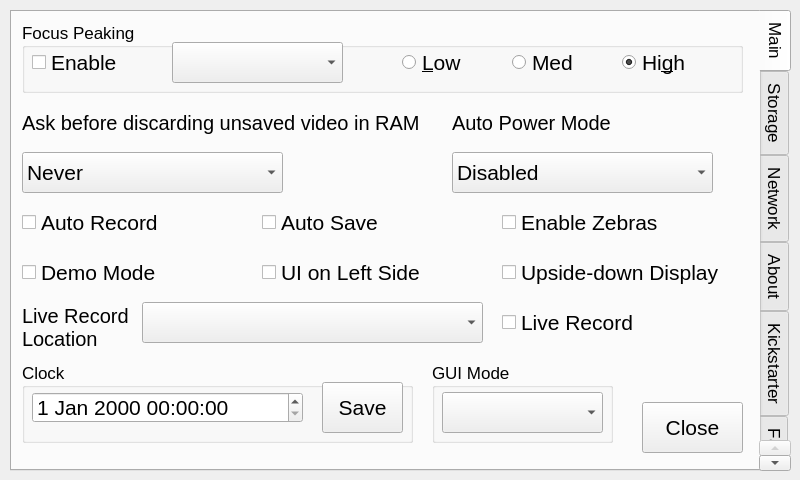
The window that src/utilwindow.ui (krontech/chronos-cam-app) describes before a commit, drawn with Qt 5.
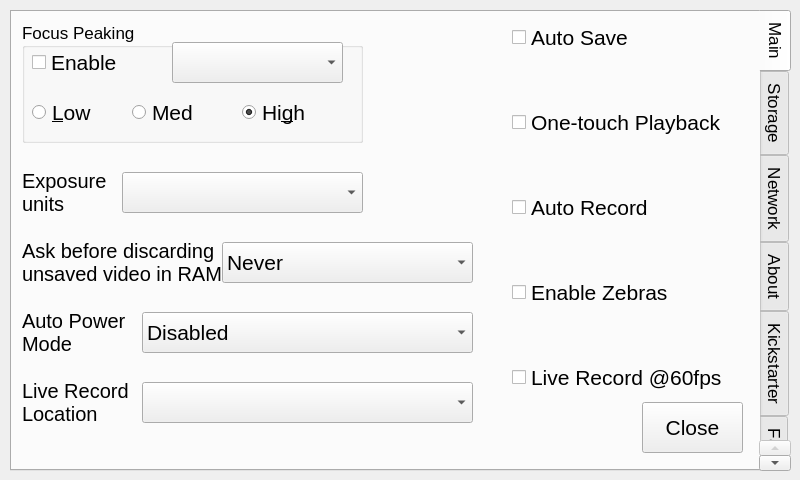
The same window after the commit. The open tabs and pages were chosen to show the change. Custom widgets are drawn as their Qt base class.

Commit message: Movement of utilities & Exposure Format Selector

```diff
--- a/src/utilwindow.ui
+++ b/src/utilwindow.ui
@@ -37,7 +37,7 @@
     <enum>QTabWidget::East</enum>
    </property>
    <property name="currentIndex">
-    <number>1</number>
+    <number>0</number>
    </property>
    <widget class="QWidget" name="tabMain">
     <property name="styleSheet">
@@ -46,59 +46,6 @@
     <attribute name="title">
      <string>Main</string>
     </attribute>
-    <widget class="QGroupBox" name="groupBoxClock">
-     <property name="geometry">
-      <rect>
-       <x>10</x>
-       <y>350</y>
-       <width>391</width>
-       <height>81</height>
-      </rect>
-     </property>
-     <property name="title">
-      <string>Clock</string>
-     </property>
-     <widget class="QDateTimeEdit" name="dateTimeEdit">
-      <property name="geometry">
-       <rect>
-        <x>10</x>
-        <y>30</y>
-        <width>271</width>
-        <height>31</height>
-       </rect>
-      </property>
-      <property name="font">
-       <font>
-        <pointsize>16</pointsize>
-        <weight>50</weight>
-        <bold>false</bold>
-       </font>
-      </property>
-      <property name="displayFormat">
-       <string>d MMM yyyy hh:mm:ss</string>
-      </property>
-     </widget>
-     <widget class="QPushButton" name="cmdSetClock">
-      <property name="geometry">
-       <rect>
-        <x>300</x>
-        <y>20</y>
-        <width>81</width>
-        <height>51</height>
-       </rect>
-      </property>
-      <property name="font">
-       <font>
-        <pointsize>16</pointsize>
-        <weight>50</weight>
-        <bold>false</bold>
-       </font>
-      </property>
-      <property name="text">
-       <string>Save</string>
-      </property>
-     </widget>
-    </widget>
     <widget class="QPushButton" name="cmdClose">
      <property name="geometry">
       <rect>
@@ -122,8 +69,8 @@
       <rect>
        <x>10</x>
        <y>10</y>
-       <width>721</width>
-       <height>71</height>
+       <width>341</width>
+       <height>121</height>
       </rect>
      </property>
      <property name="title">
@@ -174,8 +121,8 @@
      <widget class="QRadioButton" name="radioFPSensLow">
       <property name="geometry">
        <rect>
-        <x>380</x>
-        <y>20</y>
+        <x>10</x>
+        <y>70</y>
         <width>91</width>
         <height>41</height>
        </rect>
@@ -198,8 +145,8 @@
      <widget class="QRadioButton" name="radioFPSensMed">
       <property name="geometry">
        <rect>
-        <x>490</x>
-        <y>20</y>
+        <x>110</x>
+        <y>70</y>
         <width>101</width>
         <height>41</height>
        </rect>
@@ -222,8 +169,8 @@
      <widget class="QRadioButton" name="radioFPSensHigh">
       <property name="geometry">
        <rect>
-        <x>600</x>
-        <y>20</y>
+        <x>220</x>
+        <y>70</y>
         <width>101</width>
         <height>41</height>
        </rect>
@@ -248,8 +195,8 @@
      <property name="geometry">
       <rect>
        <x>10</x>
-       <y>90</y>
-       <width>411</width>
+       <y>230</y>
+       <width>211</width>
        <height>41</height>
       </rect>
      </property>
@@ -259,7 +206,8 @@
       </font>
      </property>
      <property name="text">
-      <string>Ask before discarding unsaved video in RAM</string>
+      <string>Ask before discarding
+unsaved video in RAM</string>
      </property>
      <property name="checked" stdset="0">
       <bool>true</bool>
@@ -268,9 +216,9 @@
     <widget class="QComboBox" name="comboDisableUnsavedWarning">
      <property name="geometry">
       <rect>
-       <x>10</x>
-       <y>140</y>
-       <width>261</width>
+       <x>210</x>
+       <y>230</y>
+       <width>251</width>
        <height>41</height>
       </rect>
      </property>
@@ -295,47 +243,47 @@
       </property>
      </item>
     </widget>
-    <widget class="QComboBox" name="comboAutoPowerMode">
+    <widget class="QLabel" name="lblLiveRecord">
      <property name="geometry">
       <rect>
-       <x>440</x>
-       <y>140</y>
-       <width>261</width>
+       <x>10</x>
+       <y>370</y>
+       <width>121</width>
+       <height>41</height>
+      </rect>
+     </property>
+     <property name="font">
+      <font>
+       <pointsize>15</pointsize>
+      </font>
+     </property>
+     <property name="text">
+      <string>Live Record
+Location</string>
+     </property>
+    </widget>
+    <widget class="QComboBox" name="liveRecordComboBox">
+     <property name="geometry">
+      <rect>
+       <x>130</x>
+       <y>370</y>
+       <width>331</width>
        <height>41</height>
       </rect>
      </property>
      <property name="font">
       <font>
        <pointsize>16</pointsize>
+       <italic>false</italic>
       </font>
      </property>
-     <item>
-      <property name="text">
-       <string>Disabled</string>
-      </property>
-     </item>
-     <item>
-      <property name="text">
-       <string>Turn on if AC inserted</string>
-      </property>
-     </item>
-     <item>
-      <property name="text">
-       <string>Turn off if AC removed</string>
-      </property>
-     </item>
-     <item>
-      <property name="text">
-       <string>Both</string>
-      </property>
-     </item>
     </widget>
-    <widget class="QLabel" name="lblAutoPowerModeLabel">
+    <widget class="QLabel" name="lblExpUnitsLabel">
      <property name="geometry">
       <rect>
-       <x>440</x>
-       <y>90</y>
-       <width>161</width>
+       <x>10</x>
+       <y>160</y>
+       <width>101</width>
        <height>41</height>
       </rect>
      </property>
@@ -345,45 +293,35 @@
       </font>
      </property>
      <property name="text">
-      <string>Auto Power Mode</string>
+      <string>Exposure
+units</string>
      </property>
      <property name="checked" stdset="0">
       <bool>true</bool>
      </property>
     </widget>
-    <widget class="QCheckBox" name="chkAutoRecord">
+    <widget class="QComboBox" name="ExpcomboBox">
      <property name="geometry">
       <rect>
-       <x>10</x>
-       <y>190</y>
-       <width>144</width>
+       <x>110</x>
+       <y>160</y>
+       <width>241</width>
        <height>41</height>
       </rect>
      </property>
-     <property name="font">
-      <font>
-       <pointsize>16</pointsize>
-      </font>
-     </property>
-     <property name="styleSheet">
-      <string notr="true"/>
-     </property>
-     <property name="text">
-      <string>Auto Record</string>
-     </property>
-     <property name="tristate">
-      <bool>false</bool>
-     </property>
     </widget>
+    <widget class="QWidget" name="verticalLayoutWidget">
+     <property name="geometry">
+      <rect>
+       <x>500</x>
+       <y>10</y>
+       <width>241</width>
+       <height>371</height>
+      </rect>
+     </property>
+     <layout class="QVBoxLayout" name="verticalLayout">
+      <item>
     <widget class="QCheckBox" name="chkAutoSave">
-     <property name="geometry">
-      <rect>
-       <x>250</x>
-       <y>190</y>
-       <width>141</width>
-       <height>41</height>
-      </rect>
-     </property>
      <property name="font">
       <font>
        <pointsize>16</pointsize>
@@ -399,15 +337,81 @@
       <bool>false</bool>
      </property>
     </widget>
+      </item>
+      <item>
+       <spacer name="verticalSpacer">
+        <property name="orientation">
+         <enum>Qt::Vertical</enum>
+        </property>
+        <property name="sizeHint" stdset="0">
+         <size>
+          <width>20</width>
+          <height>40</height>
+         </size>
+        </property>
+       </spacer>
+      </item>
+      <item>
+       <widget class="QCheckBox" name="chkDemoMode">
+        <property name="font">
+         <font>
+          <pointsize>16</pointsize>
+         </font>
+        </property>
+        <property name="styleSheet">
+         <string notr="true"/>
+        </property>
+        <property name="text">
+         <string>One-touch Playback</string>
+        </property>
+       </widget>
+      </item>
+      <item>
+       <spacer name="verticalSpacer_2">
+        <property name="orientation">
+         <enum>Qt::Vertical</enum>
+        </property>
+        <property name="sizeHint" stdset="0">
+         <size>
+          <width>20</width>
+          <height>40</height>
+         </size>
+        </property>
+       </spacer>
+      </item>
+      <item>
+       <widget class="QCheckBox" name="chkAutoRecord">
+        <property name="font">
+         <font>
+          <pointsize>16</pointsize>
+         </font>
+        </property>
+        <property name="styleSheet">
+         <string notr="true"/>
+        </property>
+        <property name="text">
+         <string>Auto Record</string>
+        </property>
+        <property name="tristate">
+         <bool>false</bool>
+        </property>
+       </widget>
+      </item>
+      <item>
+       <spacer name="verticalSpacer_3">
+        <property name="orientation">
+         <enum>Qt::Vertical</enum>
+        </property>
+        <property name="sizeHint" stdset="0">
+         <size>
+          <width>20</width>
+          <height>40</height>
+         </size>
+        </property>
+       </spacer>
+      </item>
+      <item>
     <widget class="QCheckBox" name="chkZebraEnable">
-     <property name="geometry">
-      <rect>
-       <x>490</x>
-       <y>190</y>
-       <width>159</width>
-       <height>41</height>
-      </rect>
-     </property>
      <property name="font">
       <font>
        <pointsize>16</pointsize>
@@ -423,107 +427,22 @@
       <bool>false</bool>
      </property>
     </widget>
-    <widget class="QCheckBox" name="chkDemoMode">
-     <property name="geometry">
-      <rect>
-       <x>10</x>
-       <y>240</y>
-       <width>142</width>
-       <height>41</height>
-      </rect>
-     </property>
-     <property name="font">
-      <font>
-       <pointsize>16</pointsize>
-      </font>
-     </property>
-     <property name="styleSheet">
-      <string notr="true"/>
-     </property>
-     <property name="text">
-      <string>Demo Mode</string>
-     </property>
-    </widget>
-    <widget class="QCheckBox" name="chkUiOnLeft">
-     <property name="geometry">
-      <rect>
-       <x>250</x>
-       <y>240</y>
-       <width>164</width>
-       <height>41</height>
-      </rect>
-     </property>
-     <property name="font">
-      <font>
-       <pointsize>16</pointsize>
-      </font>
-     </property>
-     <property name="styleSheet">
-      <string notr="true"/>
-     </property>
-     <property name="text">
-      <string>UI on Left Side</string>
-     </property>
-     <property name="tristate">
-      <bool>false</bool>
-     </property>
-    </widget>
-    <widget class="QCheckBox" name="chkUpsideDownDisplay">
-     <property name="geometry">
-      <rect>
-       <x>490</x>
-       <y>240</y>
-       <width>241</width>
-       <height>41</height>
-      </rect>
-     </property>
-     <property name="font">
-      <font>
-       <pointsize>16</pointsize>
-      </font>
-     </property>
-     <property name="styleSheet">
-      <string notr="true"/>
-     </property>
-     <property name="text">
-      <string>Upside-down Display</string>
-     </property>
-     <property name="tristate">
-      <bool>false</bool>
-     </property>
-    </widget>
-    <widget class="QGroupBox" name="Mode">
-     <property name="geometry">
-      <rect>
-       <x>420</x>
-       <y>350</y>
-       <width>181</width>
-       <height>81</height>
-      </rect>
-     </property>
-     <property name="title">
-      <string>GUI Mode</string>
-     </property>
-     <widget class="QComboBox" name="comboMode">
-      <property name="geometry">
-       <rect>
-        <x>10</x>
-        <y>30</y>
-        <width>161</width>
-        <height>41</height>
-       </rect>
-      </property>
-     </widget>
-    </widget>
+      </item>
+      <item>
+       <spacer name="verticalSpacer_4">
+        <property name="orientation">
+         <enum>Qt::Vertical</enum>
+        </property>
+        <property name="sizeHint" stdset="0">
+         <size>
+          <width>20</width>
+          <height>40</height>
+         </size>
+        </property>
+       </spacer>
+      </item>
+      <item>
     <widget class="QCheckBox" name="chkLiveRecord">
-     <property name="geometry">
-      <rect>
-       <x>490</x>
-       <y>290</y>
-       <width>191</width>
-       <height>41</height>
-      </rect>
-     </property>
      <property name="font">
       <font>
        <pointsize>16</pointsize>
@@ -534,19 +453,22 @@
       <string notr="true"/>
      </property>
      <property name="text">
-      <string>Live Record</string>
+         <string>Live Record @60fps </string>
      </property>
      <property name="tristate">
       <bool>false</bool>
      </property>
     </widget>
-    <widget class="QLabel" name="lblLiveRecord">
+      </item>
+     </layout>
+    </widget>
+    <widget class="QLabel" name="label_5">
      <property name="geometry">
       <rect>
        <x>10</x>
-       <y>290</y>
+       <y>300</y>
        <width>111</width>
-       <height>51</height>
+       <height>41</height>
       </rect>
      </property>
      <property name="font">
@@ -555,25 +477,44 @@
       </font>
      </property>
      <property name="text">
-      <string>Live Record
-Location</string>
+      <string>Auto Power
+Mode</string>
      </property>
     </widget>
-    <widget class="QComboBox" name="liveRecordComboBox">
+    <widget class="QComboBox" name="comboAutoPowerMode">
      <property name="geometry">
       <rect>
        <x>130</x>
-       <y>290</y>
-       <width>341</width>
+       <y>300</y>
+       <width>331</width>
        <height>41</height>
       </rect>
      </property>
      <property name="font">
       <font>
        <pointsize>16</pointsize>
-       <italic>false</italic>
       </font>
      </property>
+     <item>
+      <property name="text">
+       <string>Disabled</string>
+      </property>
+     </item>
+     <item>
+      <property name="text">
+       <string>Turn on if AC inserted</string>
+      </property>
+     </item>
+     <item>
+      <property name="text">
+       <string>Turn off if AC removed</string>
+      </property>
+     </item>
+     <item>
+      <property name="text">
+       <string>Both</string>
+      </property>
+     </item>
     </widget>
    </widget>
    <widget class="QWidget" name="tabStorage">
@@ -1920,7 +1861,7 @@
     <widget class="QPushButton" name="cmdBlackCalAll">
      <property name="geometry">
       <rect>
-       <x>190</x>
+       <x>180</x>
        <y>90</y>
        <width>151</width>
        <height>61</height>
@@ -1939,7 +1880,7 @@
     <widget class="QPushButton" name="cmdCloseApp">
      <property name="geometry">
       <rect>
-       <x>190</x>
+       <x>180</x>
        <y>170</y>
        <width>151</width>
        <height>61</height>
@@ -1960,7 +1901,7 @@
       <rect>
        <x>140</x>
        <y>330</y>
-       <width>201</width>
+       <width>191</width>
        <height>51</height>
       </rect>
      </property>
@@ -1999,8 +1940,8 @@
      <property name="geometry">
       <rect>
        <x>10</x>
-       <y>40</y>
-       <width>331</width>
+       <y>30</y>
+       <width>321</width>
        <height>31</height>
       </rect>
      </property>
@@ -2020,7 +1961,7 @@
      <property name="geometry">
       <rect>
        <x>10</x>
-       <y>20</y>
+       <y>10</y>
        <width>191</width>
        <height>17</height>
       </rect>
@@ -2032,9 +1973,9 @@
     <widget class="QCheckBox" name="chkShowDebugControls">
      <property name="geometry">
       <rect>
-       <x>410</x>
-       <y>90</y>
-       <width>281</width>
+       <x>360</x>
+       <y>310</y>
+       <width>271</width>
        <height>41</height>
       </rect>
      </property>
@@ -2097,8 +2038,8 @@
      </property>
      <property name="geometry">
       <rect>
-       <x>410</x>
-       <y>40</y>
+       <x>360</x>
+       <y>260</y>
        <width>201</width>
        <height>41</height>
       </rect>
@@ -2118,7 +2059,7 @@
     <widget class="QPushButton" name="cmdImportCalData">
      <property name="geometry">
       <rect>
-       <x>190</x>
+       <x>180</x>
        <y>250</y>
        <width>151</width>
        <height>61</height>
@@ -2152,8 +2093,8 @@
      </property>
      <property name="geometry">
       <rect>
-       <x>410</x>
-       <y>140</y>
+       <x>360</x>
+       <y>360</y>
        <width>251</width>
        <height>41</height>
       </rect>
@@ -2173,6 +2114,131 @@
       <bool>true</bool>
      </property>
     </widget>
+    <widget class="QGroupBox" name="Mode">
+     <property name="geometry">
+      <rect>
+       <x>350</x>
+       <y>110</y>
+       <width>381</width>
+       <height>131</height>
+      </rect>
+     </property>
+     <property name="title">
+      <string>GUI Mode</string>
+     </property>
+     <widget class="QComboBox" name="comboMode">
+      <property name="geometry">
+       <rect>
+        <x>10</x>
+        <y>30</y>
+        <width>171</width>
+        <height>41</height>
+       </rect>
+      </property>
+     </widget>
+     <widget class="QCheckBox" name="chkUpsideDownDisplay">
+      <property name="geometry">
+       <rect>
+        <x>200</x>
+        <y>80</y>
+        <width>171</width>
+        <height>41</height>
+       </rect>
+      </property>
+      <property name="font">
+       <font>
+        <pointsize>16</pointsize>
+       </font>
+      </property>
+      <property name="styleSheet">
+       <string notr="true"/>
+      </property>
+      <property name="text">
+       <string>Upside-down
+Display</string>
+      </property>
+      <property name="tristate">
+       <bool>false</bool>
+      </property>
+     </widget>
+     <widget class="QCheckBox" name="chkUiOnLeft">
+      <property name="geometry">
+       <rect>
+        <x>10</x>
+        <y>80</y>
+        <width>164</width>
+        <height>41</height>
+       </rect>
+      </property>
+      <property name="font">
+       <font>
+        <pointsize>16</pointsize>
+       </font>
+      </property>
+      <property name="styleSheet">
+       <string notr="true"/>
+      </property>
+      <property name="text">
+       <string>UI on Left Side</string>
+      </property>
+      <property name="tristate">
+       <bool>false</bool>
+      </property>
+     </widget>
+    </widget>
+    <widget class="QGroupBox" name="groupBoxClock">
+     <property name="geometry">
+      <rect>
+       <x>350</x>
+       <y>10</y>
+       <width>381</width>
+       <height>81</height>
+      </rect>
+     </property>
+     <property name="title">
+      <string>Clock</string>
+     </property>
+     <widget class="QDateTimeEdit" name="dateTimeEdit">
+      <property name="geometry">
+       <rect>
+        <x>10</x>
+        <y>30</y>
+        <width>271</width>
+        <height>31</height>
+       </rect>
+      </property>
+      <property name="font">
+       <font>
+        <pointsize>16</pointsize>
+        <weight>50</weight>
+        <bold>false</bold>
+       </font>
+      </property>
+      <property name="displayFormat">
+       <string>d MMM yyyy hh:mm:ss</string>
+      </property>
+     </widget>
+     <widget class="QPushButton" name="cmdSetClock">
+      <property name="geometry">
+       <rect>
+        <x>290</x>
+        <y>20</y>
+        <width>81</width>
+        <height>51</height>
+       </rect>
+      </property>
+      <property name="font">
+       <font>
+        <pointsize>16</pointsize>
+        <weight>50</weight>
+        <bold>false</bold>
+       </font>
+      </property>
+      <property name="text">
+       <string>Save</string>
+      </property>
+     </widget>
+    </widget>
    </widget>
   </widget>
  </widget>
```
Left out of the diff: 3 changed lines with no effect on the pictures. Lines whose indentation alone changed are shown as unchanged. The commit also changes 19 other files.
